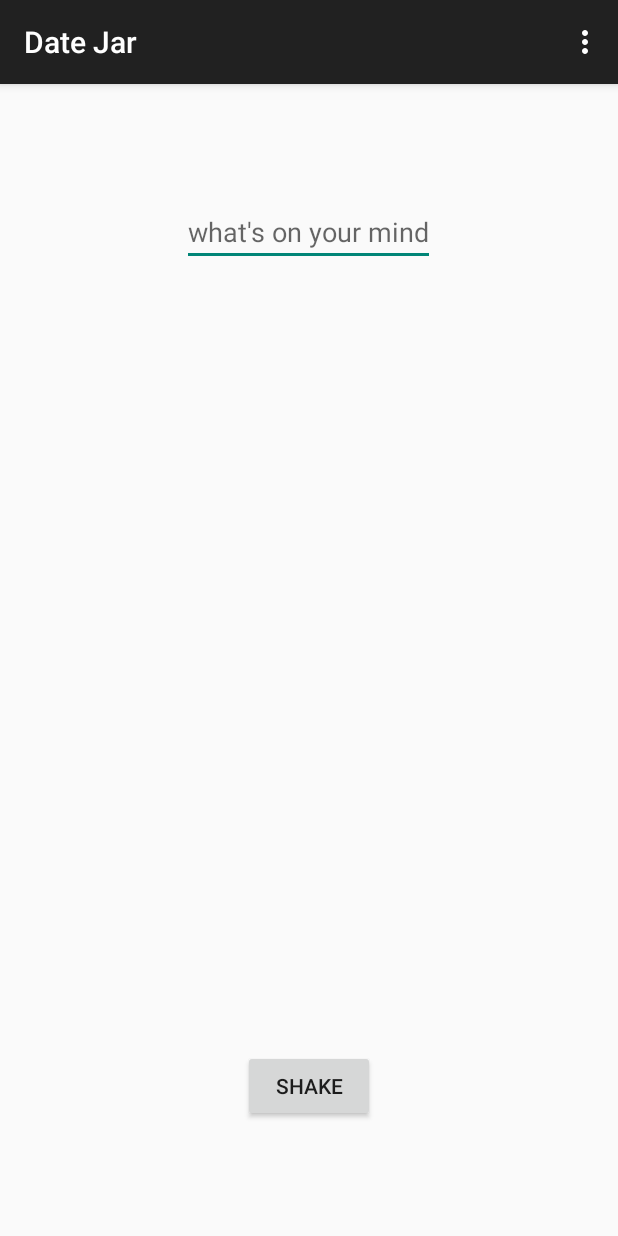
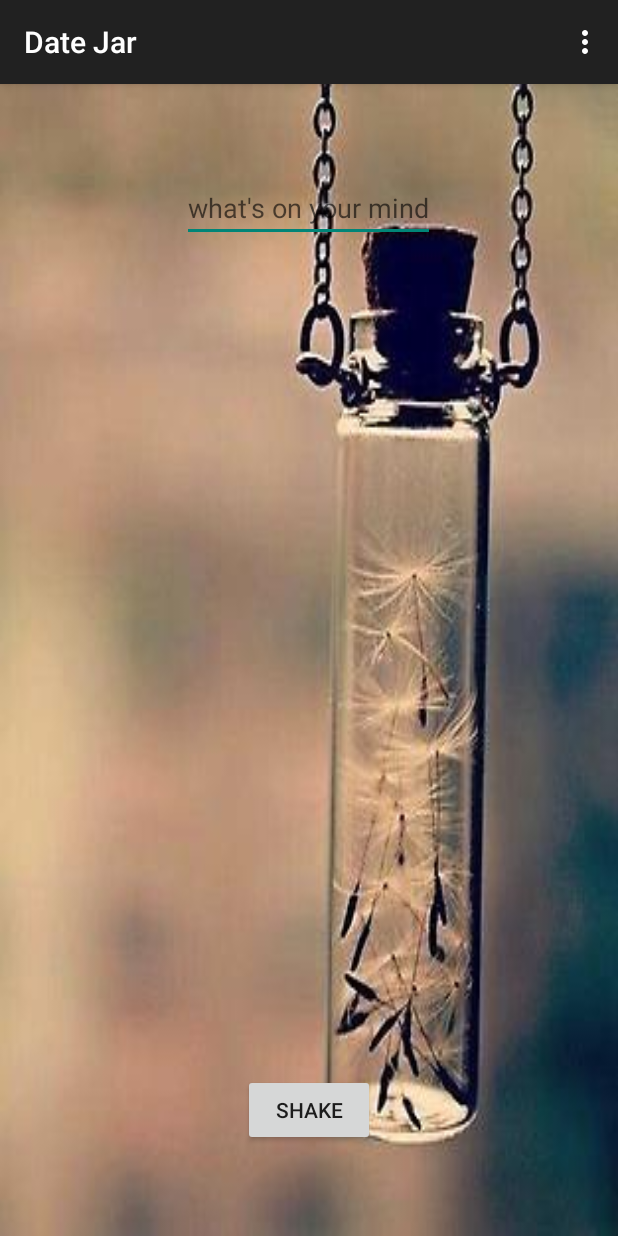
Before and after one commit to ezhao/DateJar, an Android app: the screen it shows after launch (MainActivity), on a phone screen of 412 x 824 dp. Run offline under Robolectric (Android 15) with nearby library versions, the phone set to English and light mode, and no system bars; our stand-ins replace ButterKnife.

Commit message:
background image

```diff
--- a/app/src/main/res/layout/activity_main.xml
+++ b/app/src/main/res/layout/activity_main.xml
@@ -1,9 +1,7 @@
 <RelativeLayout xmlns:android="http://schemas.android.com/apk/res/android"
     xmlns:tools="http://schemas.android.com/tools" android:layout_width="match_parent"
-    android:layout_height="match_parent" android:paddingLeft="@dimen/activity_horizontal_margin"
-    android:paddingRight="@dimen/activity_horizontal_margin"
-    android:paddingTop="@dimen/activity_vertical_margin"
-    android:paddingBottom="@dimen/activity_vertical_margin" tools:context=".MainActivity">
+    android:layout_height="match_parent"
+    tools:context=".MainActivity">
 
     <FrameLayout
         android:id="@+id/flFragment"
--- a/app/src/main/res/layout/fragment_main.xml
+++ b/app/src/main/res/layout/fragment_main.xml
@@ -1,5 +1,6 @@
 <?xml version="1.0" encoding="utf-8"?>
 <RelativeLayout xmlns:android="http://schemas.android.com/apk/res/android"
+    android:background="@drawable/background"
     android:layout_width="match_parent" android:layout_height="match_parent">
 
     <EditText
```
Also changed, not shown: app/src/main/res/drawable-hdpi/background.jpg (added), app/src/main/res/drawable-ldpi/background.jpg (added), app/src/main/res/drawable-mdpi/background.jpg (added), app/src/main/res/drawable-xhdpi/background.jpg (added), app/src/main/res/drawable-xxhdpi/background.jpg (added).
